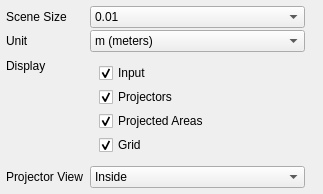
Qt form src/app/ui/omni_ui_Scene.ui (WilstonOreo/omnidome) before a commit.
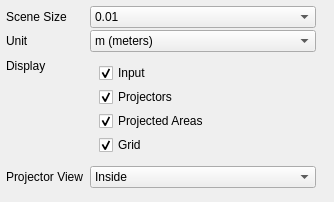
The same form after that commit.

What changed in the file:
```diff
--- a/src/app/ui/omni_ui_Scene.ui
+++ b/src/app/ui/omni_ui_Scene.ui
@@ -6,8 +6,8 @@
    <rect>
     <x>0</x>
     <y>0</y>
-    <width>323</width>
-    <height>194</height>
+    <width>334</width>
+    <height>202</height>
    </rect>
   </property>
   <property name="windowTitle">
```
